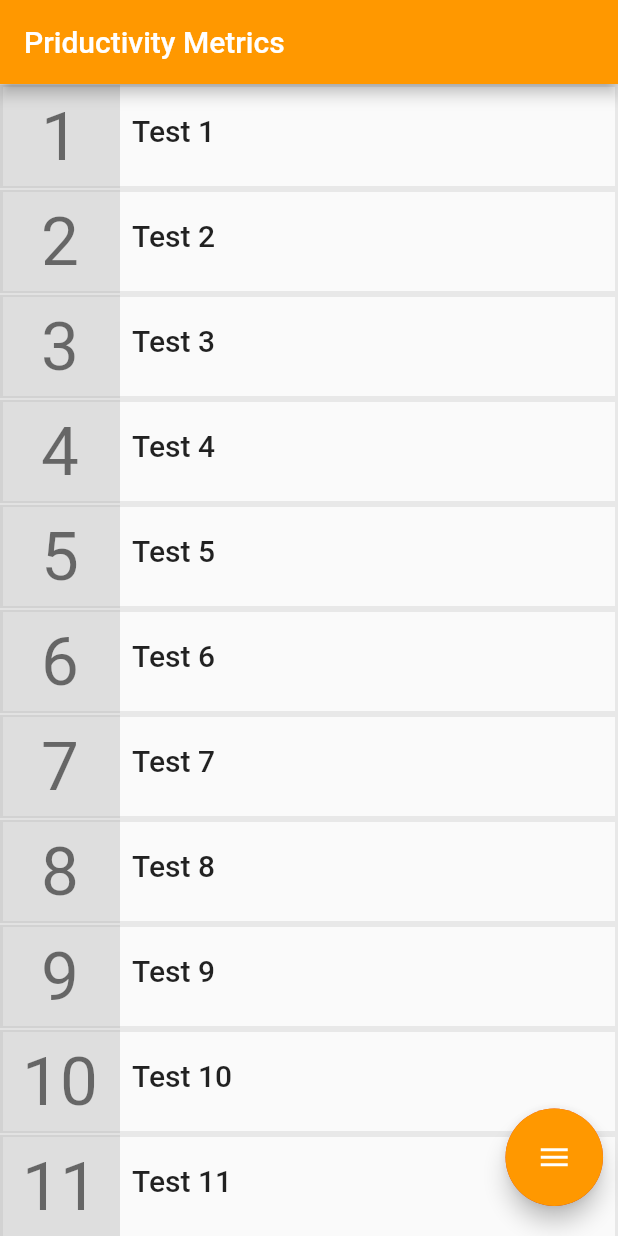
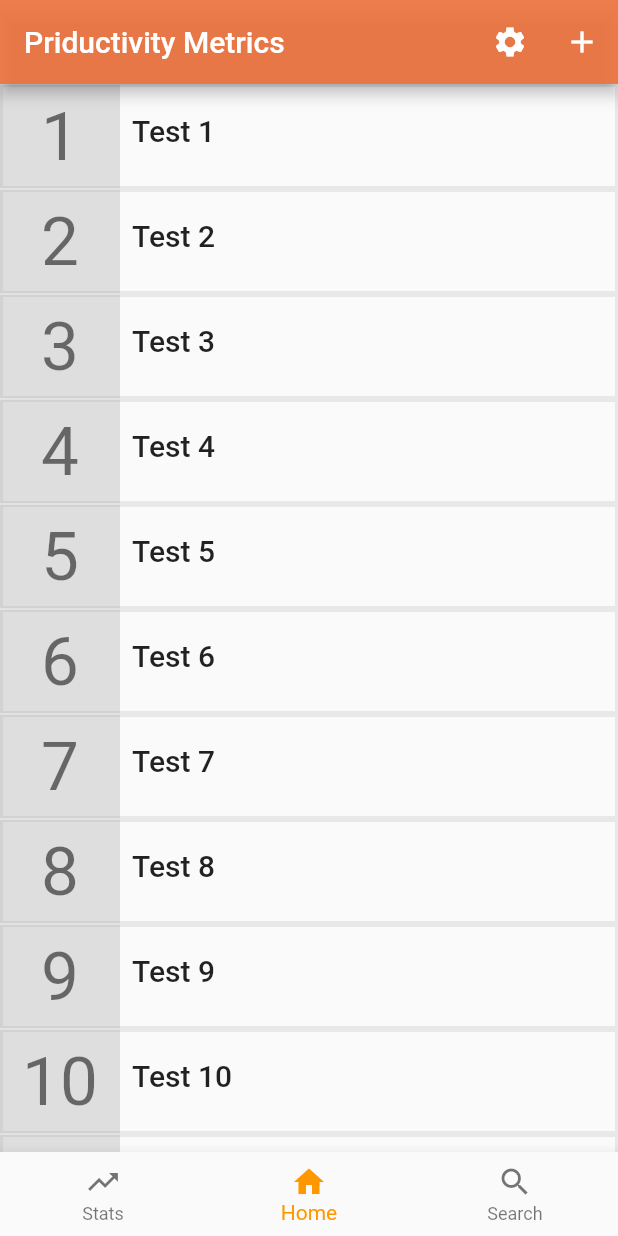
Before and after one commit to ibrahimHeritch/productivityApp, a Flutter app: the TodaysTasks screen opened directly, on a phone screen of 412 x 824 dp. Run offline on Flutter 3.47's test engine with Material 2 defaults, Android fonts, the phone set to English and light mode, and no system bars; our stand-ins replace firebase_auth, google_sign_in; accounts and stored records are empty.

Commit message:
worked on ui+login + rotary navigator

```diff
--- a/lib/Widgets/RotaryAnimatedNavigator.dart
+++ /dev/null
@@ -1,240 +0,0 @@
-import 'package:flutter/material.dart';
-import 'package:productivity_metrics/Widgets/Settings.dart';
-import 'package:productivity_metrics/resources/theme_resourses.dart';
-
-/**
- * This class contains the central menu button and its animation
- *
- */
-//TODO make this generic
-//TODO Fix background of the round thingy
-class RotaryAnimatedMenu extends StatefulWidget {
-  @override
-  State<StatefulWidget> createState() {
-    return new RANState();
-  }
-}
-
-class RANState extends State<RotaryAnimatedMenu>
-    with SingleTickerProviderStateMixin<RotaryAnimatedMenu> {
-  AnimationController _animationController;
-  Animation<double> _animation;
-  Map<UIColorSchemes, Animation<Color>> _colorAnimation;
-  bool isOpen;
-
-  @override
-  void initState() {
-    _colorAnimation = Map();
-    _animationController =
-        AnimationController(vsync: this, duration: Duration(milliseconds: 250));
-    _animation =
-        CurvedAnimation(parent: _animationController, curve: Curves.easeIn)
-          ..addListener(() {
-            setState(() {});
-          }); //TODO add drak themes
-    _colorAnimation[UIColorSchemes.dark] =
-        ColorTween(begin: Colors.black, end: Colors.black.withOpacity(0.4))
-            .animate(_animationController);
-    _colorAnimation[UIColorSchemes.orange] =
-        ColorTween(begin: Colors.orange, end: Colors.orange.withOpacity(0.4))
-            .animate(_animationController);
-    _colorAnimation[UIColorSchemes.green] =
-        ColorTween(begin: Colors.green, end: Colors.green.withOpacity(0.4))
-            .animate(_animationController);
-    _colorAnimation[UIColorSchemes.blue] =
-        ColorTween(begin: Colors.blue, end: Colors.blue.withOpacity(0.4))
-            .animate(_animationController);
-    _colorAnimation[UIColorSchemes.red] =
-        ColorTween(begin: Colors.red, end: Colors.red.withOpacity(0.4))
-            .animate(_animationController);
-
-    isOpen = false;
-    super.initState();
-  }
-
-  @override
-  Widget build(BuildContext context) {
-    List<Widget> children;
-    if (_animation.value == 1) {
-      children = [
-        getTheRoundAnimatedThing(),
-        getCentralFloatingButton(),
-        /*
-          settings button
-         */
-        Positioned(
-            bottom: 17.0 + (_animation.value * 65),
-            /*+65*/
-            height: 54.0,
-            width: 54.0,
-            child: FractionalTranslation(
-              translation: Offset(-1.2, 0.0),
-              child: FloatingActionButton(
-                heroTag: null,
-                backgroundColor:
-                    ThemeColorProvider.of(context).appColors.primary,
-                onPressed: () {
-                  close();
-                  Navigator.push(
-                    context,
-                    MaterialPageRoute(builder: (context) => Settings()),
-                  );
-                },
-                child: new Icon(
-                  Icons.settings,
-                  color: ThemeColorProvider.of(context).appColors.secondary,
-                ),
-              ),
-            )),
-        /*
-           Statistics button
-         */
-        Positioned(
-            bottom: 17.0 + (_animation.value * 65),
-            /*+65*/
-            height: 54.0,
-            width: 54.0,
-            child: FractionalTranslation(
-              translation: Offset(1.2, 0.0),
-              child: FloatingActionButton(
-                heroTag: null,
-                backgroundColor:
-                    ThemeColorProvider.of(context).appColors.primary,
-                onPressed: () {},
-                child: new Icon(
-                  Icons.trending_up,
-                  color: ThemeColorProvider.of(context).appColors.secondary,
-                ),
-              ),
-            )),
-        /*
-          add button
-         */
-        Positioned(
-            bottom: 17.0 + (_animation.value * 65),
-            /*+65*/
-            height: 54.0,
-            width: 54.0,
-            child: FractionalTranslation(
-              translation: Offset(0.7, -1.2),
-              child: FloatingActionButton(
-                heroTag: null,
-                backgroundColor:
-                    ThemeColorProvider.of(context).appColors.primary,
-                onPressed: () {},
-                child: new Icon(
-                  Icons.add,
-                  color: ThemeColorProvider.of(context).appColors.secondary,
-                ),
-              ),
-            )),
-        /*
-           search button
-         */
-        Positioned(
-            bottom: 17.0 + (_animation.value * 65),
-            height: 54.0,
-            width: 54.0,
-            child: FractionalTranslation(
-              translation: Offset(-0.7, -1.2),
-              child: FloatingActionButton(
-                heroTag: null,
-                backgroundColor:
-                    ThemeColorProvider.of(context).appColors.primary,
-                onPressed: () {},
-                child: new Icon(
-                  Icons.search,
-                  color: ThemeColorProvider.of(context).appColors.secondary,
-                ),
-              ),
-            )),
-      ];
-    } else {
-      children = [
-        getTheRoundAnimatedThing(),
-        getCentralFloatingButton(),
-      ];
-    }
-    return Stack(
-      children: <Widget>[
-        Container(
-            width: MediaQuery.of(context).size.width,
-            height: MediaQuery.of(context).size.height,
-            child: GestureDetector(
-              onTap: close,
-
-            )),
-        Positioned(
-            bottom: 20.0 - (_animation.value * 65),
-            right: 10.0- (_animation.value * 65),
-            child: Stack(
-              alignment: Alignment.center,
-              children: children,
-            )),
-      ],
-    );
-  }
-
-  @override
-  dispose() {
-    _animationController.dispose();
-    super.dispose();
-  }
-
-  /**
-   * The central floating button and its animation this button closes and opens the menu
-   */
-  Widget getCentralFloatingButton() {
-    return Positioned(
-      bottom: 0.0 + (_animation.value * 66),
-      height: 65.0,
-      width: 65.0,
-      child: FloatingActionButton(
-          heroTag: null,
-          onPressed: () {
-            if (!isOpen) {
-              open();
-            } else {
-              close();
-            }
-          },
-          backgroundColor: ThemeColorProvider.of(context).appColors.primary,
-          child: new AnimatedIcon(
-            icon: AnimatedIcons.menu_close,
-            progress: _animation,
-            color: ThemeColorProvider.of(context).appColors.secondary,
-          ),
-        ),
-    );
-  }
-
-  /**
-   * The animation of the round semi opace background
-   */
-  Widget getTheRoundAnimatedThing() {
-    return Container(
-        height: 65.0 + (2 * _animation.value * 66),
-        width: 65.0 + (2 * _animation.value * 66),
-        decoration: BoxDecoration(
-          shape: BoxShape.circle,
-          color: _colorAnimation[
-                  UIColorSchemes.red]//ThemeColorProvider.of(context).appColors.currentTheme]
-              .value,
-        ),
-      );
-  }
-
-  void close() {
-    if (isOpen) {
-      _animationController.reverse();
-      isOpen = false;
-    }
-  }
-
-  void open() {
-    if (!isOpen) {
-      _animationController.forward();
-      isOpen = true;
-    }
-  }
-}
--- a/lib/Widgets/Settings.dart
+++ b/lib/Widgets/Settings.dart
@@ -16,7 +16,9 @@ class Settings extends StatelessWidget {
           "Settings",
           style: TextStyle(
               color: ThemeColorProvider.of(context).appColors.secondary),
+
         ),
+        backgroundColor:  ThemeColorProvider.of(context).appColors.primary,
       ),
       body: ListView(
           children: <Widget>[
@@ -135,6 +137,7 @@ class Settings extends StatelessWidget {
                       style: TextStyle(fontSize: 20.0),
                     ),
                     RaisedButton(
+                      color: ThemeColorProvider.of(context).appColors.primary,
                       child: new Text("Log out"),
                       shape: RoundedRectangleBorder(
                           borderRadius:
--- a/lib/Widgets/TodaysTasks.dart
+++ b/lib/Widgets/TodaysTasks.dart
@@ -1,7 +1,7 @@
 import 'package:flutter/cupertino.dart';
 import 'package:flutter/material.dart';
 import 'package:productivity_metrics/Widgets/ListTaskWidget.dart';
-import 'package:productivity_metrics/Widgets/RotaryAnimatedNavigator.dart';
+import 'package:productivity_metrics/Widgets/Settings.dart';
 import 'package:productivity_metrics/resources/theme_resourses.dart';
 
 class TodaysTasks extends StatefulWidget {
@@ -13,11 +13,11 @@ class TodaysTasks extends StatefulWidget {
 
 class _TodaysTasksState extends State<TodaysTasks> {
   int _taskCount;
-  List<String> Tasks ;
+  List<String> Tasks;
 
   @override
   void initState() {
-    Tasks= [
+    Tasks = [
       "Test 1",
       "Test 2",
       "Test 3",
@@ -36,15 +36,26 @@ class _TodaysTasksState extends State<TodaysTasks> {
 
   @override
   Widget build(BuildContext context) {
-    _taskCount=0;
+    _taskCount = 0;
     return new Scaffold(
         appBar: new AppBar(
-        //backgroundColor: Colors.orange,
+
+          backgroundColor:ThemeColorProvider.of(context).appColors.primary,
 
           title: new Text("Priductivity Metrics",
               style: TextStyle(
                 color: ThemeColorProvider.of(context).appColors.secondary,
               )),
+          actions: <Widget>[
+            IconButton(
+                icon: Icon(Icons.settings,color: ThemeColorProvider.of(context).appColors.secondary,),
+                onPressed: () {
+                  Navigator.push(context, MaterialPageRoute(builder: (context) {
+                    return Settings();
+                  }));
+                }),
+            IconButton(icon: Icon(Icons.add), onPressed: () {},color: ThemeColorProvider.of(context).appColors.secondary,)
+          ],
         ),
         body: Stack(
           alignment: Alignment.center,
@@ -52,19 +63,36 @@ class _TodaysTasksState extends State<TodaysTasks> {
             ListView(
               children: Tasks.map((task) => _buildTaskWidget(task)).toList(),
             ),
-          RotaryAnimatedMenu(),
           ],
+        ),
+        bottomNavigationBar: BottomNavigationBar(
+          items: <BottomNavigationBarItem>[
+            BottomNavigationBarItem(
+              icon: Icon(Icons.trending_up),
+              title: Text("Stats"),
+            ),
+            BottomNavigationBarItem(icon: Icon(Icons.home), title: Text("Home"),),
+            BottomNavigationBarItem(
+                icon: Icon(Icons.search), title: Text("Search")),
+          ],
+          currentIndex: 1,
         ),
       );
   }
-  void remove(String task){
 
+  void remove(String task) {
     setState(() {
       Tasks.remove(task);
     });
   }
+
   Widget _buildTaskWidget(String task) {
     _taskCount++;
-    return ListTaskWidget((){print("completed");},(){print("deleted");remove(task);},_taskCount,task);
+    return ListTaskWidget(() {
+      print("completed");
+    }, () {
+      print("deleted");
+      remove(task);
+    }, _taskCount, task);
   }
 }
--- a/lib/resources/theme_resourses.dart
+++ b/lib/resources/theme_resourses.dart
@@ -99,7 +99,7 @@ class AppColors {
   Color get secondary => _secondary;
 
   //used for button backgrounds
-  Color _primary = Colors.orange;
+  Color _primary = Color.fromRGBO(237,112 , 58, 0.9);
   Color get primary => _primary;
 
   //used for the background of the rotary Navigator
```
Lines whose indentation alone changed are shown as unchanged.
